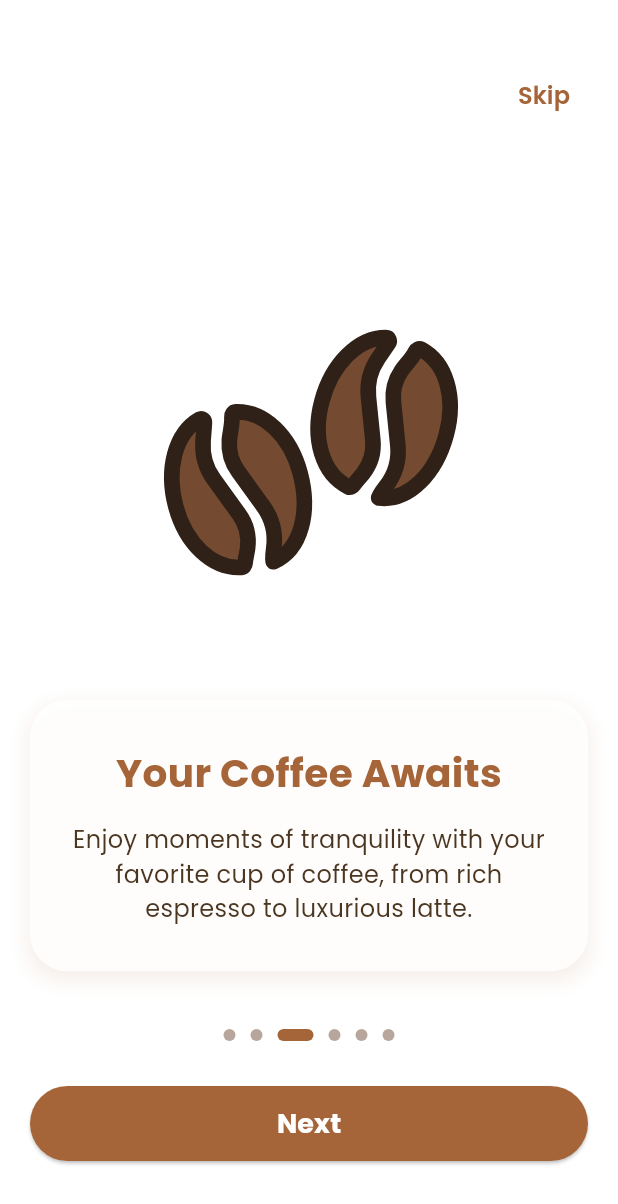
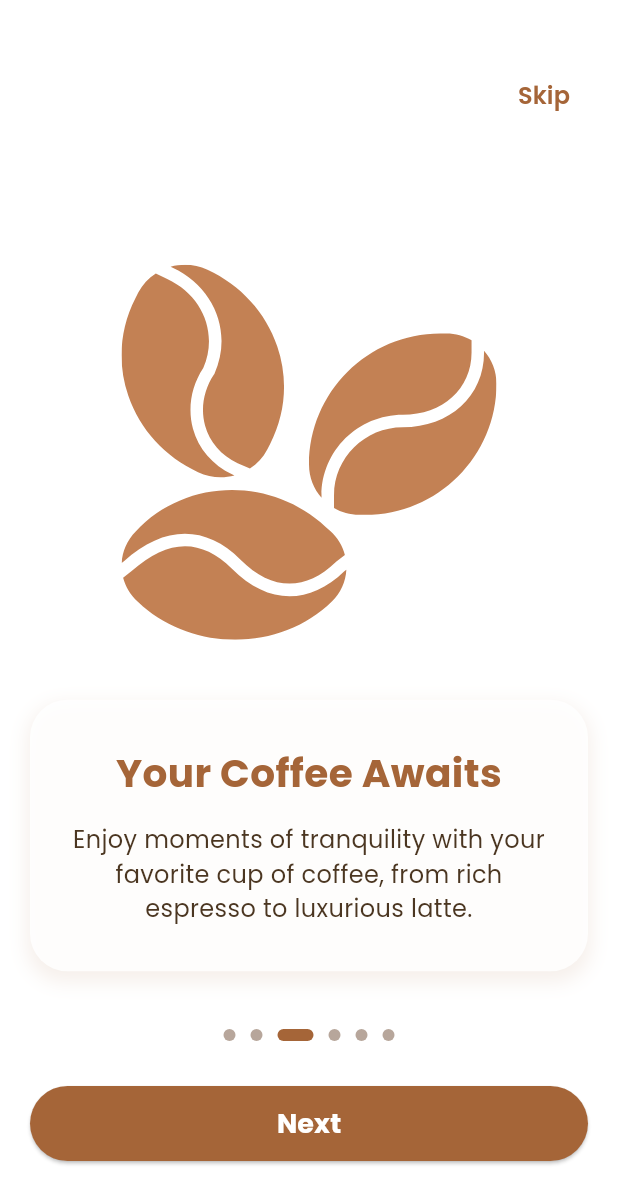
Before and after one commit to Moatasem-Official/CRUD-Mix-Cafe-App, a Flutter app: the screen it shows after launch, swiped to page 3, on a phone screen of 412 x 824 dp. Shown: the top 1204 px of the screen. Run offline on Flutter 3.47's test engine with Material 3 defaults, Android fonts, the phone set to English and light mode, and no system bars; our stand-ins replace animated_notch_bottom_bar, awesome_snackbar_content, bloc, carousel_slider, cloud_firestore, device_preview and 16 more; missing offline and left inert: bottom_bar; accounts and stored records are empty.

```diff
--- a/lib/constants/app_constants.dart
+++ b/lib/constants/app_constants.dart
@@ -15,7 +15,7 @@ class AppConstants {
           'Browse our diverse menus, from breakfast to dinner, and order your favorite dishes with ease.',
     },
     {
-      'image': 'assets/icons/coffee-beans-svgrepo-com.svg',
+      'image': 'assets/icons/coffee-beans-coffee-svgrepo-com.svg',
       'title': 'Your Coffee Awaits',
       'body':
           'Enjoy moments of tranquility with your favorite cup of coffee, from rich espresso to luxurious latte.',
@@ -33,7 +33,7 @@ class AppConstants {
           'Track your orders, review your purchase history, and save your favorites for quick reordering.',
     },
     {
-      'image': 'assets/icons/analytics-chart-diagram-svgrepo-com.svg',
+      'image': 'assets/icons/analytics-svgrepo-com.svg',
       'title': 'Smart Business Management',
       'body':
           'For our business partners: our admin dashboard provides instant insights and comprehensive reports to manage your business efficiently.',
--- a/lib/presentation/widgets/customer/cusomer_sign_up_screen_content/cusomer_sign_up_screen_content.dart
+++ b/lib/presentation/widgets/customer/cusomer_sign_up_screen_content/cusomer_sign_up_screen_content.dart
@@ -32,6 +32,7 @@ class CusomerSignUpScreenContent extends StatelessWidget {
       scrollDirection: Axis.vertical,
       child: Column(
         mainAxisAlignment: MainAxisAlignment.center,
+        crossAxisAlignment: CrossAxisAlignment.center,
         children: [
           Center(
             child: Image.asset(
```
Also changed, not shown: assets/icons/analytics-chart-diagram-svgrepo-com.svg (deleted), assets/icons/analytics-svgrepo-com.svg (added), assets/icons/coffee-beans-coffee-svgrepo-com.svg (added), assets/icons/coffee-beans-svgrepo-com.svg (deleted), assets/icons/coffee-cup-svgrepo-com.svg, assets/icons/juice-svgrepo-com.svg.
